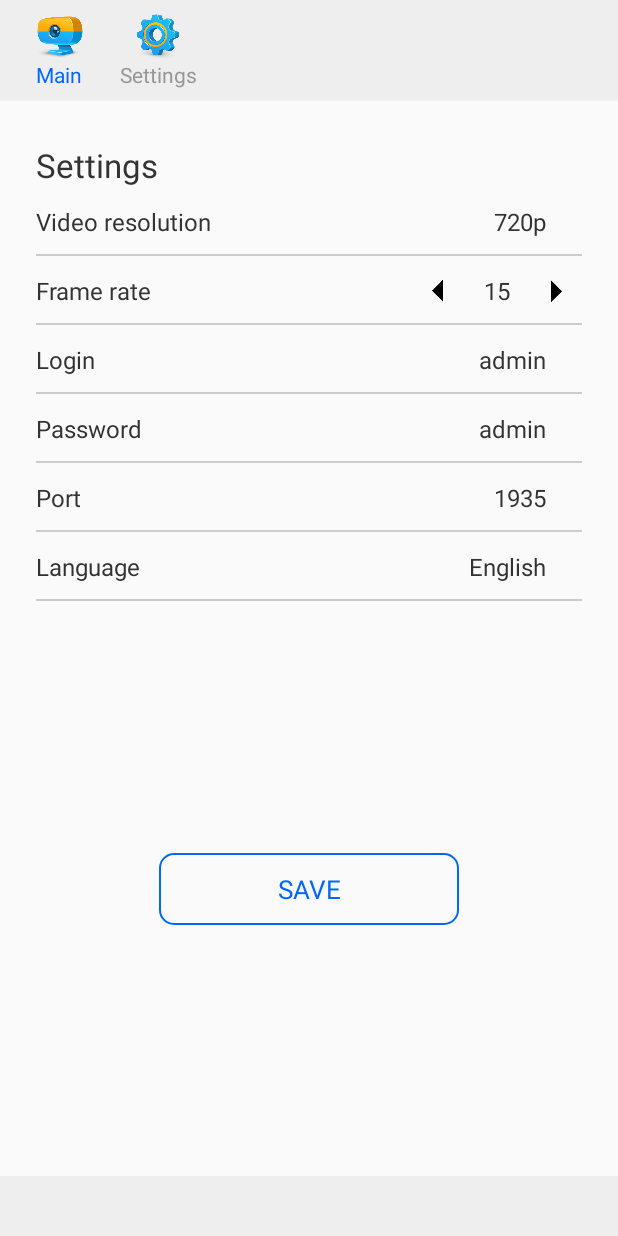
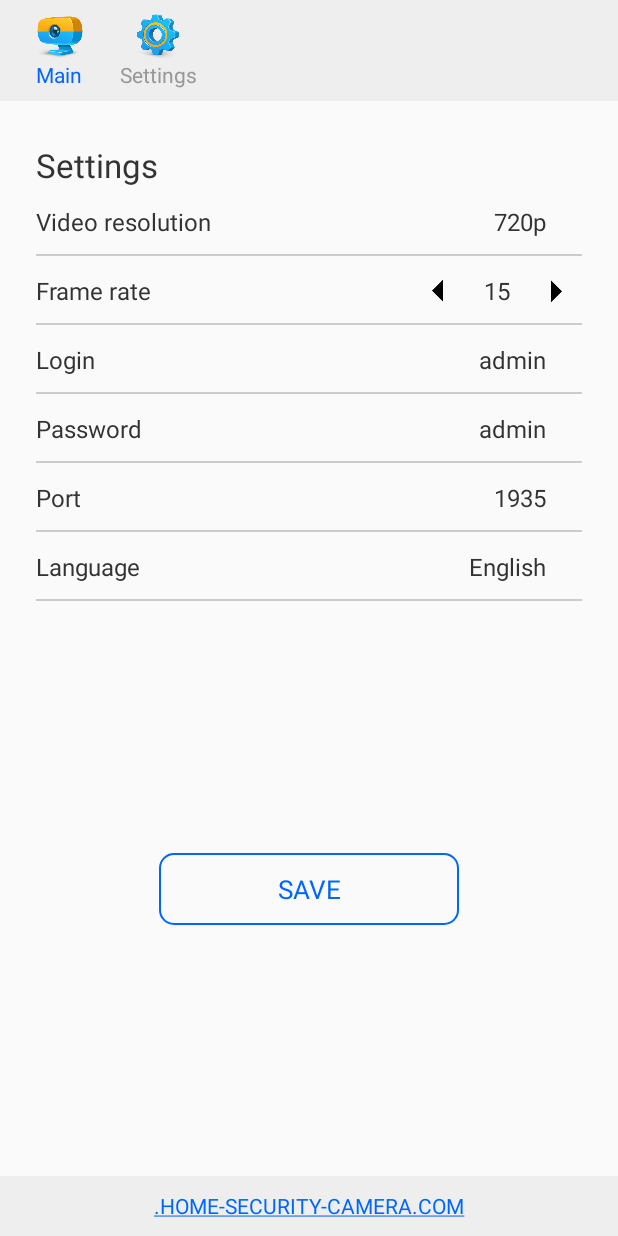
Before and after one commit to GUL0V/RTMP-Cllient, an Android app: the FragmentSettings screen opened through its navigation route, on a phone screen of 412 x 824 dp. Run offline under Robolectric (Android 15) with nearby library versions, the phone set to English and light mode, and no system bars; our stand-ins replace EventBus; libraries missing offline, so code that uses them is left out: pub.devrel.easypermissions; 3 statements that could not run were skipped.

Commit message:
debug and update

```diff
--- a/app/src/main/java/com/esona/webcamcloud/ui/MainActivity.kt
+++ b/app/src/main/java/com/esona/webcamcloud/ui/MainActivity.kt
@@ -52,14 +52,16 @@ class MainActivity : AppCompatActivity(), EasyPermissions.PermissionCallbacks  {
                 }
             }
         }, true)
+        Utils.applyLang2(this, "en")
         super.onCreate(savedInstanceState)
         binding = ActivityMainBinding.inflate(layoutInflater)
         setContentView(binding.root)
 
         navController= Navigation.findNavController(this, R.id.nav_host_fragment)
         with(binding){
-
-            textViewLink.text= Html.fromHtml(String.format("<a href=%s</a>", getString(R.string.url)))
+            val link= getString(R.string.url)
+            val text= link.replaceBefore(".", "")
+            textViewLink.text= Html.fromHtml(String.format("<a href=%s>%s</a>", link, text))
             textViewLink.movementMethod = LinkMovementMethod.getInstance()
             btnCam.setOnClickListener{
                 btnCam.isSelected= true
--- a/app/src/main/res/values/strings.xml
+++ b/app/src/main/res/values/strings.xml
@@ -29,5 +29,5 @@
 	<string name="translation">Translation</string>
 	<string name="err_port">This app cannot use ports below 1024. The default port 1935 is set</string>
 	<string name="save">Save</string>
-	<string name="url"> http://www.home-security-camera.com</string>
+	<string name="url">"http://www.home-security-camera.com"</string>
 </resources>
```
Also changed, not shown: 1 other file.
